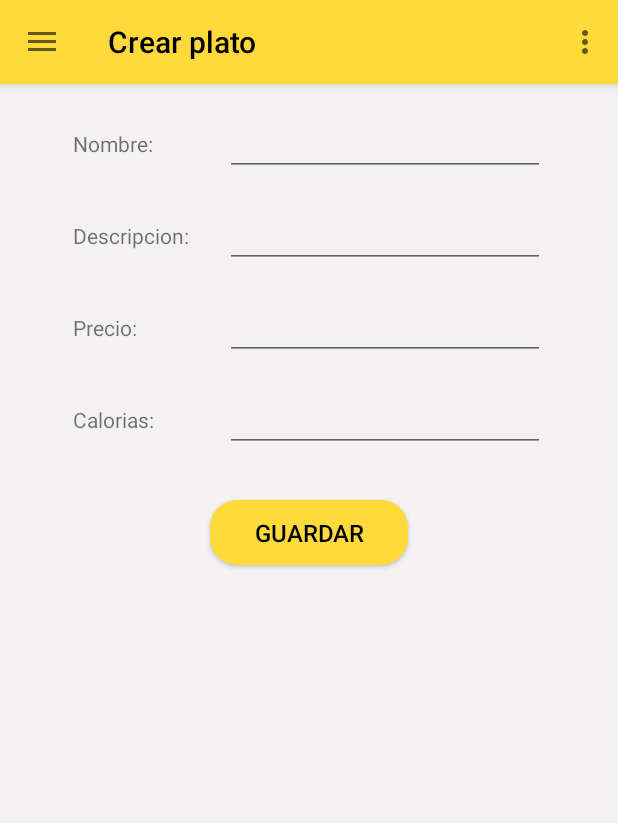
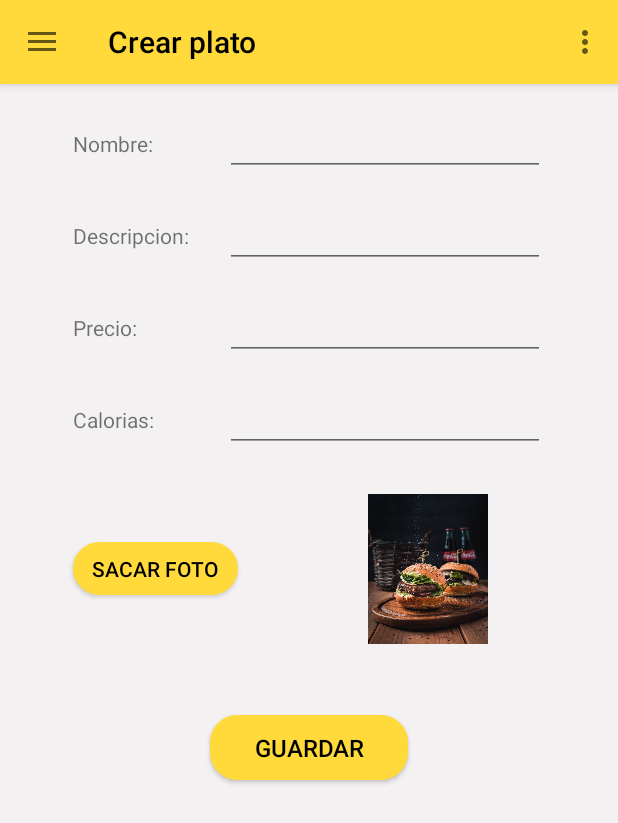
Before and after one commit to cobellisantiago/Trabajo-de-Laboratorio, an Android app: the CrearItemFragment screen opened through its navigation route, on a phone screen of 412 x 824 dp. Shown: the top 823 px of the screen. Run offline under Robolectric (Android 15) with nearby library versions, the phone set to English and light mode, and no system bars; our stand-ins replace navigation-ui.

Commit message:
Camara agregada

```diff
--- a/app/src/main/AndroidManifest.xml
+++ b/app/src/main/AndroidManifest.xml
@@ -55,5 +55,9 @@
 
     <uses-permission android:name="android.permission.INTERNET" />
     <uses-permission android:name="android.permission.ACCESS_FINE_LOCATION"/>
+    <uses-permission android:name="android.permission.WRITE_EXTERNAL_STORAGE"/>
+
+    <uses-feature android:name="android.hardware.camera"
+        android:required="true"/>
 
 </manifest>
--- a/app/src/main/java/cobelli_moix_tomas/isi/frsf/utn/sendmeal/dao/PedidoRepository.java
+++ b/app/src/main/java/cobelli_moix_tomas/isi/frsf/utn/sendmeal/dao/PedidoRepository.java
@@ -16,7 +16,7 @@ import retrofit2.converter.gson.GsonConverterFactory;
 
 public class PedidoRepository {
 
-    public static String _SERVER = "http://192.168.0.3:5000/";
+    public static String _SERVER = "http://10.15.153.228:5000/";
 
     private List<Pedido> listaPedidos;
 
--- a/app/src/main/java/cobelli_moix_tomas/isi/frsf/utn/sendmeal/dao/PlatoRepository.java
+++ b/app/src/main/java/cobelli_moix_tomas/isi/frsf/utn/sendmeal/dao/PlatoRepository.java
@@ -16,7 +16,7 @@ import retrofit2.converter.gson.GsonConverterFactory;
 
 public class PlatoRepository {
 
-    public static String _SERVER = "http://192.168.0.3:5000/";
+    public static String _SERVER = "http://10.15.153.228:5000/";
 
     private List<Plato> listaPlatos;
 
--- a/app/src/main/java/cobelli_moix_tomas/isi/frsf/utn/sendmeal/ui/PedidoAdapter.java
+++ b/app/src/main/java/cobelli_moix_tomas/isi/frsf/utn/sendmeal/ui/PedidoAdapter.java
@@ -47,10 +47,8 @@ public class PedidoAdapter extends RecyclerView.Adapter<PedidoViewHolder> {
         holder.nombre.setText(plato.getNombre());
         holder.descripcion.setText(plato.getDescripcion());
         holder.precio.setText("$" + format.format(plato.getPrecio()));
-        holder.imagen.setImageResource(R.drawable.hamburguesa);
+        holder.imagen.setImageBitmap(plato.getImage());
         holder.cantidad.setText("0");
-
-
 
         holder.setPlato(listener, plato);
 
--- a/app/src/main/java/cobelli_moix_tomas/isi/frsf/utn/sendmeal/ui/PlatoAdapter.java
+++ b/app/src/main/java/cobelli_moix_tomas/isi/frsf/utn/sendmeal/ui/PlatoAdapter.java
@@ -48,7 +48,7 @@ public class PlatoAdapter extends RecyclerView.Adapter<PlatoViewHolder> {
 
         holder.textViewNombre.setText(plato.getNombre());
         holder.textViewPrecio.setText("$"+format.format(plato.getPrecio()));
-        holder.imageViewFoto.setImageResource(R.drawable.hamburguesa);
+        holder.imageViewFoto.setImageBitmap(plato.getImage());
 
         holder.setPlato(listener, plato);
     }
--- a/app/src/main/java/cobelli_moix_tomas/isi/frsf/utn/sendmeal/ui/crear_item/CrearItemFragment.java
+++ b/app/src/main/java/cobelli_moix_tomas/isi/frsf/utn/sendmeal/ui/crear_item/CrearItemFragment.java
@@ -1,32 +1,42 @@
 package cobelli_moix_tomas.isi.frsf.utn.sendmeal.ui.crear_item;
 
 import android.content.Context;
+import android.content.Intent;
+import android.graphics.Bitmap;
 import android.os.Bundle;
 import android.os.Handler;
 import android.os.Looper;
 import android.os.Message;
+import android.provider.MediaStore;
 import android.util.Log;
 import android.view.LayoutInflater;
 import android.view.View;
 import android.view.ViewGroup;
 import android.widget.Button;
 import android.widget.EditText;
+import android.widget.ImageView;
 import android.widget.Toast;
 import androidx.annotation.NonNull;
+import androidx.annotation.Nullable;
 import androidx.fragment.app.Fragment;
 import androidx.lifecycle.ViewModelProviders;
-
 import cobelli_moix_tomas.isi.frsf.utn.sendmeal.R;
 import cobelli_moix_tomas.isi.frsf.utn.sendmeal.dao.PlatoRepository;
 import cobelli_moix_tomas.isi.frsf.utn.sendmeal.domain.Plato;
 import cobelli_moix_tomas.isi.frsf.utn.sendmeal.ui.listar_items.ListarItemsFragment;
+import static android.app.Activity.RESULT_OK;
 
 
 public class CrearItemFragment extends Fragment {
 
+    static final int REQUEST_IMAGE_CAPTURE = 1;
+
     private CrearItemViewModel crearItemViewModel;
     private Plato plato;
     private Integer option;
+
+    private Bitmap imagenPlato;
+    private ImageView imageViewPlato;
 
 
     public CrearItemFragment() {}
@@ -51,6 +61,8 @@ public class CrearItemFragment extends Fragment {
         final EditText editTextCaloriasPlato = root.findViewById(R.id.editTextCaloriasPlato);
 
         final Button buttonCrearPlato = root.findViewById(R.id.buttonCrearPlato);
+        final Button sacarFoto = root.findViewById(R.id.buttonSacarFoto);
+        imageViewPlato = root.findViewById(R.id.imageViewPlato);
 
         cambiarEstadoCampo(editTextNombrePLato, true);
         cambiarEstadoCampo(editTextDecripcionPlato, true);
@@ -61,6 +73,17 @@ public class CrearItemFragment extends Fragment {
         validarCampoObligatorio(editTextDecripcionPlato);
         validarCampoObligatorio(editTextPrecioPlato);
         validarCampoObligatorio(editTextCaloriasPlato);
+
+        sacarFoto.setOnClickListener(new View.OnClickListener() {
+            @Override
+            public void onClick(View view) {
+                Intent intentFoto = new Intent(MediaStore.ACTION_IMAGE_CAPTURE);
+                if (intentFoto.resolveActivity(getActivity().getPackageManager()) != null){
+                    startActivityForResult(intentFoto, REQUEST_IMAGE_CAPTURE);
+                }
+            }
+        });
+
 
         if(plato != null) {
             editTextNombrePLato.setText(plato.getNombre());
@@ -106,6 +129,7 @@ public class CrearItemFragment extends Fragment {
                         plato.setDescripcion((editTextDecripcionPlato.getText().toString()));
                         plato.setPrecio(precio);
                         plato.setCalorias(calorias);
+                        plato.setImage(imagenPlato);
                         text = "Plato Editado correctamente";
 
                         PlatoRepository.getInstance().actualizar(plato,miHandler);
@@ -123,6 +147,7 @@ public class CrearItemFragment extends Fragment {
                     if (!editTextNombrePLato.getText().toString().equals(null) && !editTextDecripcionPlato.getText().toString().equals(null) && precio != 0.0 && calorias != 0) {
 
                         plato = new Plato(editTextNombrePLato.getText().toString(), editTextDecripcionPlato.getText().toString(), precio, calorias);
+                        plato.setImage(imagenPlato);
                         text = "Plato creado correctamente";
 
                         PlatoRepository.getInstance().crear(plato, miHandler);
@@ -170,6 +195,16 @@ public class CrearItemFragment extends Fragment {
         editText.setCursorVisible(b);
     }
 
+    @Override
+    public void onActivityResult(int requestCode, int resultCode, @Nullable Intent data) {
+        if (requestCode == REQUEST_IMAGE_CAPTURE && resultCode == RESULT_OK){
+            if (data != null && data.getExtras() != null){
+                imagenPlato = (Bitmap) data.getExtras().get("data");
+                imageViewPlato.setImageBitmap(imagenPlato);
+            }
+
+        }
+    }
 
     Handler miHandler = new Handler(Looper.myLooper()){
         @Override
--- a/app/src/main/res/layout/fragment_new_item.xml
+++ b/app/src/main/res/layout/fragment_new_item.xml
@@ -1,10 +1,9 @@
 <?xml version="1.0" encoding="utf-8"?>
 
-<ScrollView
-    android:id="@+id/scrollView2"
-    xmlns:android="http://schemas.android.com/apk/res/android"
+<ScrollView xmlns:android="http://schemas.android.com/apk/res/android"
     xmlns:app="http://schemas.android.com/apk/res-auto"
     xmlns:tools="http://schemas.android.com/tools"
+    android:id="@+id/scrollView2"
     android:layout_width="match_parent"
     android:layout_height="match_parent"
     android:background="#F3F1F1">
@@ -14,11 +13,22 @@
         android:layout_height="match_parent">
 
         <Button
+            android:id="@+id/buttonSacarFoto"
+            android:layout_width="110dp"
+            android:layout_height="35dp"
+            android:layout_marginTop="60dp"
+            android:background="@drawable/bttn_rounded_yellow"
+            android:text="@string/botonSacarFoto"
+            android:textColor="@android:color/background_dark"
+            app:layout_constraintStart_toStartOf="@+id/textView7"
+            app:layout_constraintTop_toBottomOf="@+id/editTextCaloriasPlato" />
+
+        <Button
             android:id="@+id/buttonCrearPlato"
             style="@style/Widget.AppCompat.Button"
             android:layout_width="132dp"
             android:layout_height="43dp"
-            android:layout_marginTop="32dp"
+            android:layout_marginTop="80dp"
             android:layout_marginBottom="16dp"
             android:background="@drawable/bttn_rounded_yellow"
             android:text="@string/alta_plato_guardar"
@@ -26,9 +36,8 @@
             android:textSize="16sp"
             app:layout_constraintBottom_toBottomOf="parent"
             app:layout_constraintEnd_toEndOf="parent"
-            app:layout_constraintHorizontal_bias="0.5"
             app:layout_constraintStart_toStartOf="parent"
-            app:layout_constraintTop_toBottomOf="@+id/editTextCaloriasPlato" />
+            app:layout_constraintTop_toBottomOf="@+id/buttonSacarFoto" />
 
         <EditText
             android:id="@+id/editTextNombrePlato"
@@ -106,5 +115,15 @@
             android:text="@string/alta_plato_calorias"
             app:layout_constraintBaseline_toBaselineOf="@+id/editTextCaloriasPlato"
             app:layout_constraintStart_toStartOf="@+id/textView6" />
+
+        <ImageView
+            android:id="@+id/imageViewPlato"
+            android:layout_width="100dp"
+            android:layout_height="100dp"
+            app:layout_constraintBottom_toBottomOf="@+id/buttonSacarFoto"
+            app:layout_constraintEnd_toEndOf="parent"
+            app:layout_constraintStart_toEndOf="@+id/buttonSacarFoto"
+            app:layout_constraintTop_toTopOf="@+id/buttonSacarFoto"
+            app:srcCompat="@drawable/hamburguesa" />
     </androidx.constraintlayout.widget.ConstraintLayout>
 </ScrollView>
--- a/app/src/main/res/values/strings.xml
+++ b/app/src/main/res/values/strings.xml
@@ -72,4 +72,6 @@
     <string name="botonAgregarUbicacion">Agregar ubicacion</string>
     <string name="misPedidos">Mis Pedidos</string>
 
+    <string name="botonSacarFoto">Sacar foto</string>
+
 </resources>
```
Also changed, not shown: app/src/main/java/cobelli_moix_tomas/isi/frsf/utn/sendmeal/domain/Plato.java (+28 -0 lines).
